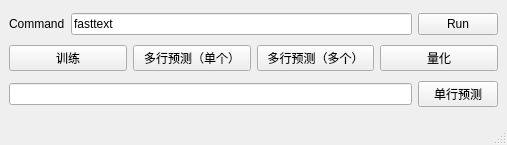
Above: mainwindow.ui from iwxyi/FastText-GUI before the change. Below: the same form after it.
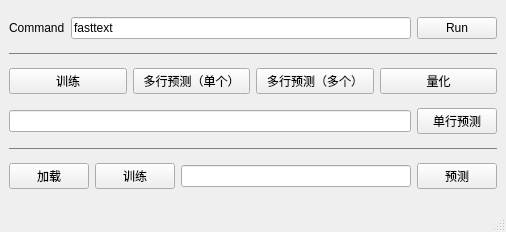
That is the form after the change.

Commit message: 添加一次性加载model，多次预测

Diff of the .ui file:
```diff
--- a/mainwindow.ui
+++ b/mainwindow.ui
@@ -6,8 +6,8 @@
    <rect>
     <x>0</x>
     <y>0</y>
-    <width>507</width>
-    <height>145</height>
+    <width>506</width>
+    <height>232</height>
    </rect>
   </property>
   <property name="windowTitle">
@@ -40,6 +40,19 @@
       </item>
      </layout>
     </item>
+    <item>
+     <widget class="QWidget" name="widget" native="true">
+      <property name="maximumSize">
+       <size>
+        <width>16777215</width>
+        <height>1</height>
+       </size>
+      </property>
+      <property name="styleSheet">
+       <string notr="true">background: gray;</string>
+      </property>
+     </widget>
+    </item>
     <item>
      <layout class="QHBoxLayout" name="horizontalLayout_2">
       <item>
@@ -86,6 +99,50 @@
       </item>
      </layout>
     </item>
+    <item>
+     <widget class="QWidget" name="widget_2" native="true">
+      <property name="maximumSize">
+       <size>
+        <width>16777215</width>
+        <height>1</height>
+       </size>
+      </property>
+      <property name="styleSheet">
+       <string notr="true">background: gray;</string>
+      </property>
+     </widget>
+    </item>
+    <item>
+     <layout class="QHBoxLayout" name="horizontalLayout_4">
+      <property name="topMargin">
+       <number>0</number>
+      </property>
+      <item>
+       <widget class="QPushButton" name="pushButton_7">
+        <property name="text">
+         <string>加载</string>
+        </property>
+       </widget>
+      </item>
+      <item>
+       <widget class="QPushButton" name="pushButton_8">
+        <property name="text">
+         <string>训练</string>
+        </property>
+       </widget>
+      </item>
+      <item>
+       <widget class="QLineEdit" name="lineEdit_3"/>
+      </item>
+      <item>
+       <widget class="QPushButton" name="pushButton_9">
+        <property name="text">
+         <string>预测</string>
+        </property>
+       </widget>
+      </item>
+     </layout>
+    </item>
    </layout>
   </widget>
   <widget class="QMenuBar" name="menubar">
```
Left out of the diff: 2 changed lines with no effect on the pictures. The commit also changes 8 other files.
